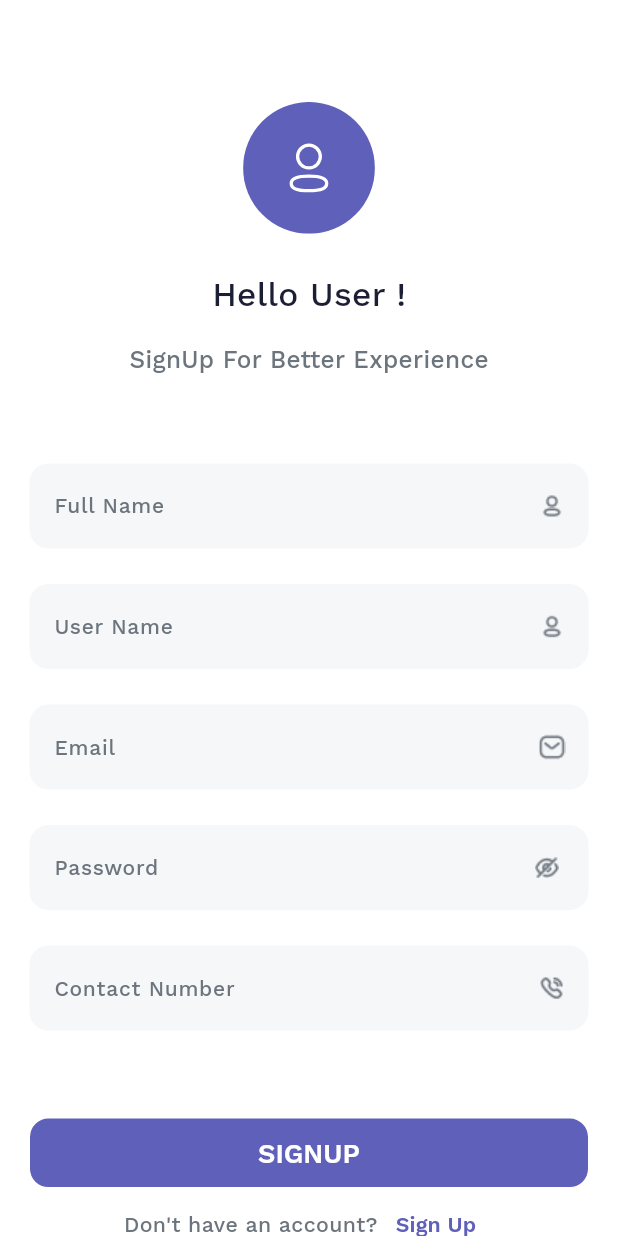
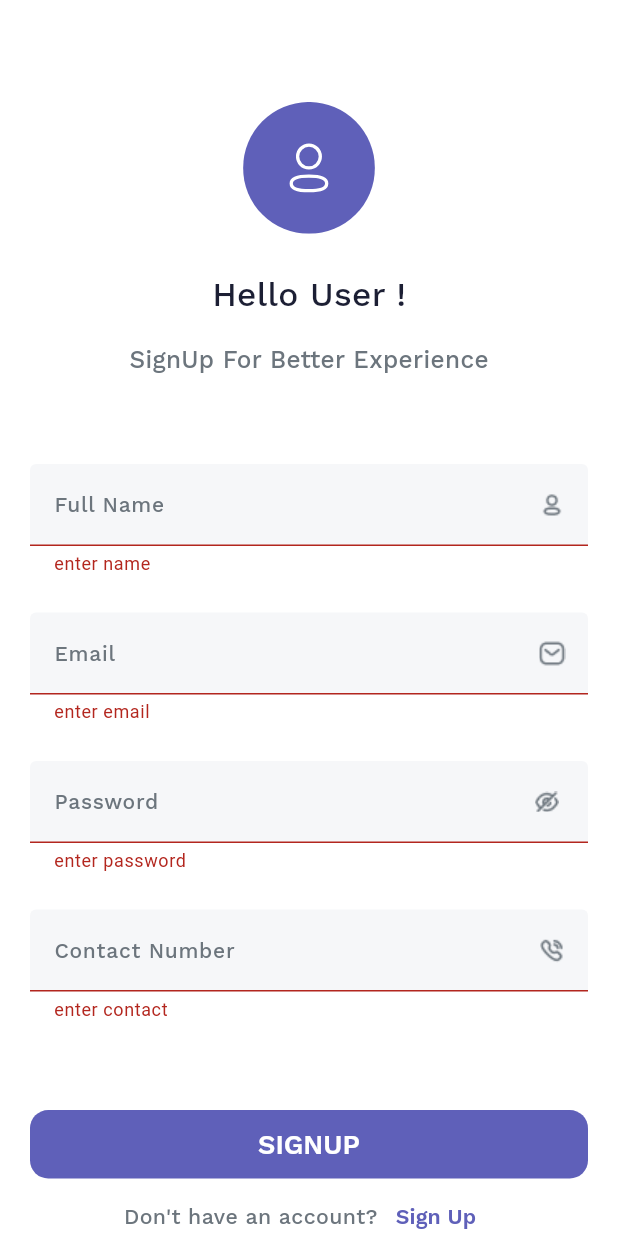
Before and after one commit to dvlpr-nirajpatil/handyman_user, a Flutter app: the SignUpScreen screen opened by its route, after a tap on "SIGNUP", on a phone screen of 412 x 824 dp. Run offline on Flutter 3.47's test engine with Material 3 defaults, Android fonts, the phone set to English and light mode, and no system bars; our stand-ins replace cloud_firestore, dotted_line, firebase_auth, firebase_core, flutter_rating_bar, flutter_screenutil and 3 more; missing offline and left inert: customizable_counter; accounts and stored records are empty.

Commit message:
added auth feature

```diff
--- /dev/null
+++ b/lib/controllers/db_controller.dart
@@ -0,0 +1,27 @@
+import 'package:cloud_firestore/cloud_firestore.dart';
+import 'package:handyman_user/consts/firebase.dart';
+
+class DBController {
+  static var user;
+
+  //created instance of db
+  static FirebaseFirestore _db = FirebaseFirestore.instance;
+
+  static getUserDetails({userid}) async {
+    var query = _db.collection(DBCollections.customer).doc(userid);
+    var response = await query.get();
+    user = response.data();
+    return user;
+  }
+
+  static storeUserDetails({email, pass, name, uid}) {
+    _db.collection(DBCollections.customer).doc(uid).set(
+      {
+        'username': name,
+        'email': email,
+        'uid': uid,
+        'registration_datetime': Timestamp.now()
+      },
+    );
+  }
+}
--- a/lib/views/auth_screen/sign_in/sign_in.dart
+++ b/lib/views/auth_screen/sign_in/sign_in.dart
@@ -6,9 +6,22 @@ import 'package:handyman_user/consts/assets_url.dart';
 import 'package:handyman_user/consts/color_pallet.dart';
 import 'package:handyman_user/consts/spacing.dart';
 import 'package:handyman_user/consts/typography.dart';
+import 'package:handyman_user/controllers/auth_controller.dart';
 import 'package:handyman_user/views/auth_screen/sign_up/sign_up.dart';
 import 'package:handyman_user/views/home_screen/home_screen.dart';
+import 'package:provider/provider.dart';
 import 'package:velocity_x/velocity_x.dart';
+
+customCircularIndiacator() {
+  return SizedBox(
+    width: 10.w,
+    height: 10.w,
+    child: CircularProgressIndicator(
+      strokeWidth: 2,
+      color: Colors.white,
+    ),
+  );
+}
 
 extension on int {
   SizedBox get widthBox {
@@ -19,9 +32,14 @@ extension on int {
 }
 
 class SignInScreen extends StatelessWidget {
-  const SignInScreen({super.key});
+  SignInScreen({super.key});
+
+  final GlobalKey<FormState> _formKey = GlobalKey<FormState>();
 
   static String id = "SignInScreen";
+
+  TextEditingController emailField = TextEditingController();
+  TextEditingController passField = TextEditingController();
 
   @override
   Widget build(BuildContext context) {
@@ -30,6 +48,8 @@ class SignInScreen extends StatelessWidget {
         width: double.infinity,
         padding: Spacing.screenPadding.copyWith(top: 100.h),
         child: SingleChildScrollView(
+          child: Form(
+            key: _formKey,
             child: Column(
               children: [
                 //welcome text
@@ -48,13 +68,28 @@ class SignInScreen extends StatelessWidget {
                 HeightBox(80.h),
                 //Input fields
                 TextFormField(
+                  controller: emailField,
+                  validator: (value) {
+                    if (value == null || value.trimRight() == "") {
+                      return "Please Enter Email Address";
+                    }
+                    return null;
+                  },
                   decoration: InputDecoration(
-                  label: Text("Email Address", style: Typo.textFieldLabelStyle),
+                    label:
+                        Text("Email Address", style: Typo.textFieldLabelStyle),
                     suffixIcon: Image.asset(AssetsUrl.mail),
                   ),
                 ),
                 HeightBox(24.h),
                 TextFormField(
+                  controller: passField,
+                  validator: (value) {
+                    if (value == null || value.trimRight() == "") {
+                      return "Password";
+                    }
+                    return null;
+                  },
                   decoration: InputDecoration(
                     label: Text("Password", style: Typo.textFieldLabelStyle),
                     suffixIcon: Image.asset(AssetsUrl.hide),
@@ -87,13 +122,24 @@ class SignInScreen extends StatelessWidget {
                 ),
                 HeightBox(40.h),
                 //login button
-              FilledButton(
+                Consumer<AuthController>(
+                  builder: (context, controller, xxx) {
+                    return FilledButton(
                       onPressed: () {
+                        if (_formKey.currentState!.validate()) {
+                          controller.userSignIn(context,
+                              email: emailField.text.trimRight(),
+                              pass: passField.text.trimRight());
                           GoRouter.of(context).goNamed(HomeScreen.id);
+                        }
                       },
-                child: Text(
+                      child: controller.isLoading
+                          ? customCircularIndiacator()
+                          : Text(
                               "LOGIN",
                             ),
+                    );
+                  },
                 ),
                 // HeightBox(5.h),
 
@@ -161,6 +207,7 @@ class SignInScreen extends StatelessWidget {
             ),
           ),
         ),
+      ),
     );
   }
 }
--- a/lib/views/auth_screen/sign_up/sign_up.dart
+++ b/lib/views/auth_screen/sign_up/sign_up.dart
@@ -9,16 +9,26 @@ import 'package:handyman_user/consts/typography.dart';
 import 'package:velocity_x/velocity_x.dart';
 
 class SignUpScreen extends StatelessWidget {
-  const SignUpScreen({super.key});
+  SignUpScreen({super.key});
 
   static String id = "SignUpScreen";
 
+  final GlobalKey<FormState> _formKey = GlobalKey<FormState>();
+
+  TextEditingController nameField = TextEditingController();
+  TextEditingController userNameField = TextEditingController();
+  TextEditingController emailField = TextEditingController();
+  TextEditingController passField = TextEditingController();
+  TextEditingController contactField = TextEditingController();
   @override
   Widget build(BuildContext context) {
     return Scaffold(
       body: Container(
         padding: Spacing.screenPadding.copyWith(top: 67.h),
         width: double.infinity,
+        child: SingleChildScrollView(
+          child: Form(
+            key: _formKey,
             child: Column(
               children: [
                 SvgPicture.asset(
@@ -45,6 +55,13 @@ class SignUpScreen extends StatelessWidget {
 
                 //input form
                 TextFormField(
+                  controller: nameField,
+                  validator: (value) {
+                    if (value == null || value.trimRight() == "") {
+                      return "enter name";
+                    }
+                    return null;
+                  },
                   decoration: InputDecoration(
                       label: Text(
                         "Full Name",
@@ -55,22 +72,36 @@ class SignUpScreen extends StatelessWidget {
                       ),
                       suffixIcon: Image.asset(AssetsUrl.profile)),
                 ),
+                // HeightBox(24.h),s
+
+                // TextFormField(
+                //   controller: userNameField,
+                //   validator: (value) {
+                //     if (value == null || value.trimRight() == "") {
+                //       return "enter name";
+                //     }
+                //     return null;
+                //   },
+                //   decoration: InputDecoration(
+                //       label: Text(
+                //         "User Name",
+                //         style: TextStyle(
+                //             fontFamily: Typo.medium,
+                //             fontSize: 14,
+                //             color: AppColors.body),
+                //       ),
+                //       suffixIcon: Image.asset(AssetsUrl.profile)),
+                // ),
                 HeightBox(24.h),
 
                 TextFormField(
-              decoration: InputDecoration(
-                  label: Text(
-                    "User Name",
-                    style: TextStyle(
-                        fontFamily: Typo.medium,
-                        fontSize: 14,
-                        color: AppColors.body),
-                  ),
-                  suffixIcon: Image.asset(AssetsUrl.profile)),
-            ),
-            HeightBox(24.h),
-
-            TextFormField(
+                  controller: emailField,
+                  validator: (value) {
+                    if (value == null || value.trimRight() == "") {
+                      return "enter email";
+                    }
+                    return null;
+                  },
                   decoration: InputDecoration(
                       label: Text(
                         "Email",
@@ -84,6 +115,13 @@ class SignUpScreen extends StatelessWidget {
                 HeightBox(24.h),
 
                 TextFormField(
+                  controller: passField,
+                  validator: (value) {
+                    if (value == null || value.trimRight() == "") {
+                      return "enter password";
+                    }
+                    return null;
+                  },
                   decoration: InputDecoration(
                       label: Text(
                         "Password",
@@ -97,6 +135,13 @@ class SignUpScreen extends StatelessWidget {
                 HeightBox(24.h),
 
                 TextFormField(
+                  controller: contactField,
+                  validator: (value) {
+                    if (value == null || value.trimRight() == "") {
+                      return "enter contact";
+                    }
+                    return null;
+                  },
                   decoration: InputDecoration(
                       label: Text(
                         "Contact Number",
@@ -112,7 +157,9 @@ class SignUpScreen extends StatelessWidget {
 
                 //button
                 FilledButton(
-                onPressed: () {},
+                    onPressed: () {
+                      if (_formKey.currentState!.validate()) {}
+                    },
                     child: Text(
                       "SIGNUP",
                       style: TextStyle(
@@ -147,6 +194,8 @@ class SignUpScreen extends StatelessWidget {
               ],
             ),
           ),
+        ),
+      ),
     );
   }
 }
```
Also changed, not shown: lib/consts/firebase.dart (added, +7 -0 lines), lib/controllers/auth_controller.dart (added, +60 -0 lines), lib/main.dart (+7 -1 lines), lib/shared_widget/show_snackbar.dart (added, +8 -0 lines), 9 other files. Lines whose indentation alone changed are shown as unchanged.
